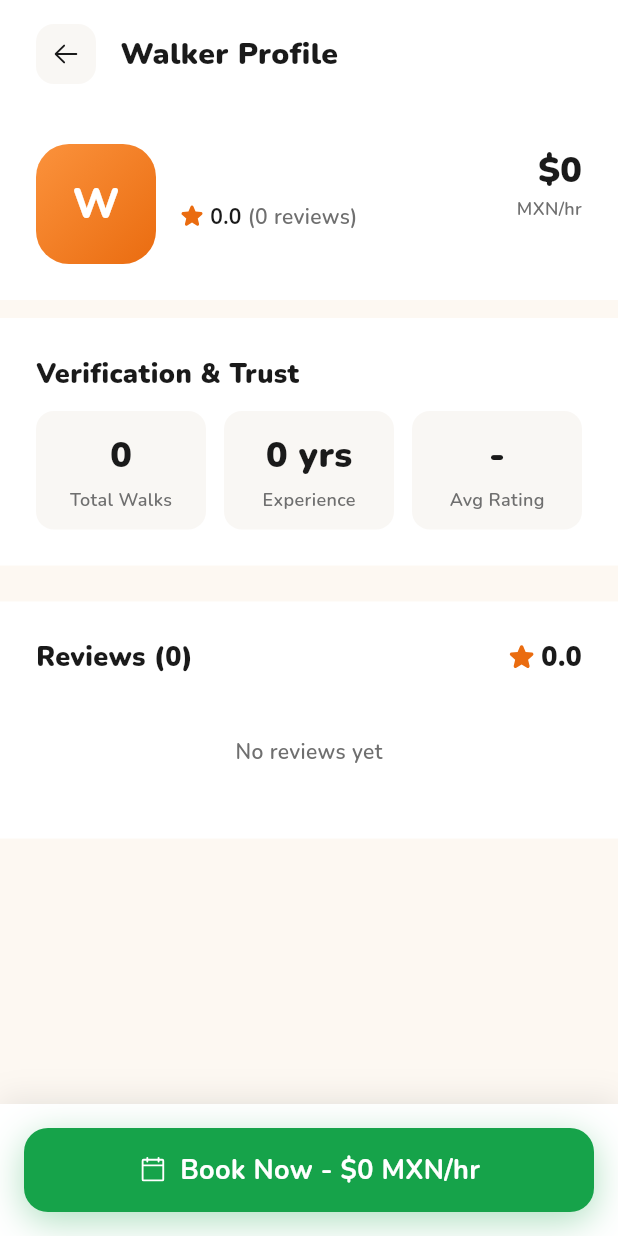
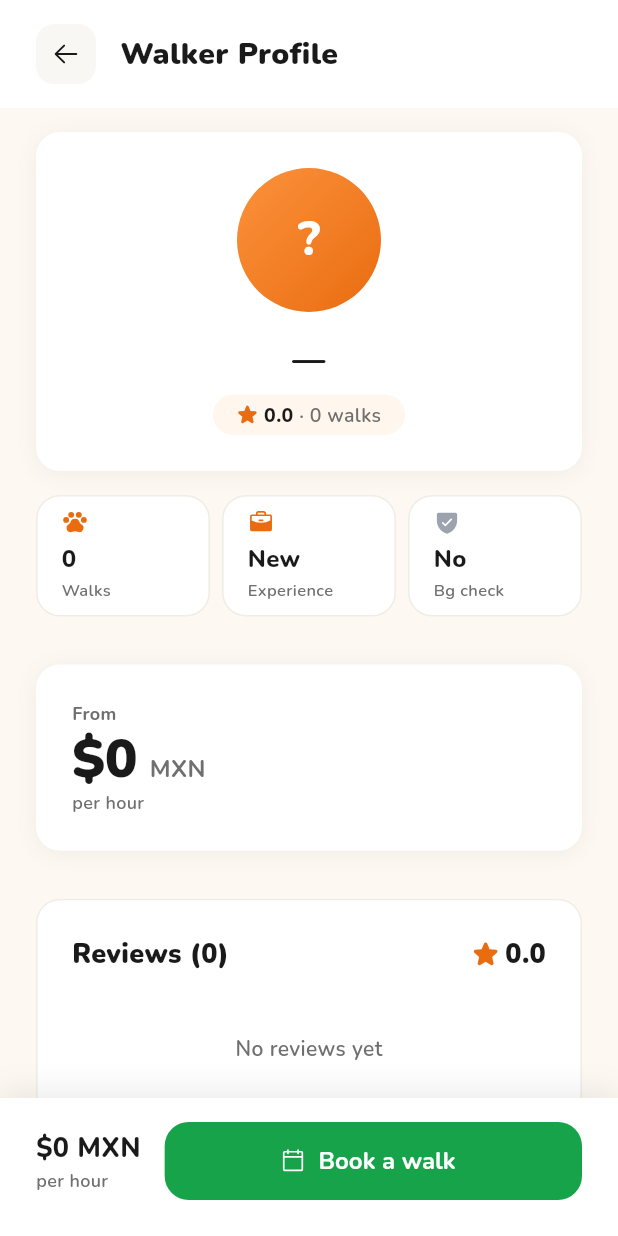
Before and after one commit to benzzdan/pawgo_flutter, a Flutter app: the WalkerProfileScreen screen opened directly with empty values, on a phone screen of 412 x 824 dp. Run offline on Flutter 3.47's test engine with Material 3 defaults, Android fonts, the phone set to English and light mode, and no system bars; our stand-ins replace confetti, file_picker, firebase_core, firebase_messaging, flutter_animate, flutter_local_notifications and 9 more; missing offline and left inert: posthog_flutter, purchases_flutter, veriff_flutter; accounts and stored records are empty; generated files the repository leaves out were written again; network calls fail.

Commit message:
refactor(flutter): walker_profile_screen — adopt new card-based layout
Apply the PR B redesign described in plan section B.3:

- Replace _buildProfileHeader (the dense Avatar/Name/Price row) with the
  new WalkerHeroCard: centered avatar, name, rating pill, optional
  Verified pill, optional distance pill.
- New _buildStatsRow under the hero: row of three WalkerStatChips
  (total walks / experience / background-check status). Replaces the old
  inline _StatBox row inside the verification section.
- Insert WalkerPriceCard above the About section so the hourly rate has
  its own visual anchor (the old layout buried it in the header row).
- Wrap the three remaining sections (verification, about, reviews) in
  Card widgets with the standard border + radius for visual consistency
  with the hero card.
- Replace the Stack-positioned bottom CTA with WalkerBookBar mounted on
  Scaffold.bottomNavigationBar. The bar is disabled (onBook = null)
  until walker data is loaded, so the user can't tap into a half-loaded
  booking flow.
- The verification section now also shows an "ID Verified" badge when
  verification_status = 'verified' (Veriff), not just the
  background_checked legacy badge. If neither badge applies, the section
  is hidden entirely rather than rendering an empty card.

Drops:
- _walkerInitials (now done inside WalkerHeroCard)
- _StatBox class (now done with WalkerStatChip)

Net diff: ~407 deletions, ~259 insertions — the new widgets carry the
weight previously inlined here.

Smoke test asserts the screen builds without synchronous errors. The
screen's data path requires Supabase init so it can't be driven end-to-end
in unit tests, but the chrome is now reusable widget-by-widget.

Co-Authored-By: Claude Opus 4.7 (1M context) <noreply@anthropic.com>

```diff
--- a/lib/screens/walker_profile_screen.dart
+++ b/lib/screens/walker_profile_screen.dart
@@ -6,6 +6,10 @@ import 'package:pawgo/services/analytics_service.dart';
 import 'package:pawgo/services/error_handler.dart';
 import 'package:phosphor_flutter/phosphor_flutter.dart';
 import 'package:pawgo/widgets/paw_progress_indicator.dart';
+import 'package:pawgo/widgets/walker_book_bar.dart';
+import 'package:pawgo/widgets/walker_hero_card.dart';
+import 'package:pawgo/widgets/walker_price_card.dart';
+import 'package:pawgo/widgets/walker_stat_chip.dart';
 
 class WalkerProfileScreen extends StatefulWidget {
   const WalkerProfileScreen({super.key});
@@ -98,19 +102,14 @@ class _WalkerProfileScreenState extends State<WalkerProfileScreen> {
     return null;
   }
 
-  String _walkerInitials() {
-    final name = _walkerName();
-    final parts = name.split(' ');
-    if (parts.length >= 2) {
-      return '${parts[0][0]}${parts[1][0]}'.toUpperCase();
-    }
-    return name.isNotEmpty ? name[0].toUpperCase() : 'W';
-  }
-
   @override
   Widget build(BuildContext context) {
+    final hourlyRate = (_walker?['hourly_rate_mxn'] as num?)?.toDouble() ?? 0;
+    final canBook = !_isLoading && _error == null && _walker != null;
+
     return Scaffold(
       body: SafeArea(
+        bottom: false,
         child: Column(
           children: [
             // Header
@@ -155,6 +154,18 @@ class _WalkerProfileScreenState extends State<WalkerProfileScreen> {
             ),
           ],
         ),
+      ),
+      // Sticky Book CTA — only enabled once walker data is loaded.
+      bottomNavigationBar: WalkerBookBar(
+        hourlyRateMxn: hourlyRate,
+        onBook: canBook
+            ? () {
+                Navigator.pushNamed(context, '/booking', arguments: {
+                  'walker_id': _walker?['id'],
+                  'walker': _walker,
+                });
+              }
+            : null,
       ),
     );
   }
@@ -210,267 +221,107 @@ class _WalkerProfileScreenState extends State<WalkerProfileScreen> {
   }
 
   Widget _buildContent() {
-    return Stack(
-      children: [
-        SingleChildScrollView(
-          padding: const EdgeInsets.only(bottom: 80),
+    return SingleChildScrollView(
+      padding: const EdgeInsets.fromLTRB(
+        AppSpacing.lg,
+        AppSpacing.md,
+        AppSpacing.lg,
+        AppSpacing.lg,
+      ),
       child: Column(
+        crossAxisAlignment: CrossAxisAlignment.stretch,
         children: [
           _buildProfileHeader(),
-              const SizedBox(height: 12),
+          const SizedBox(height: AppSpacing.md),
+          _buildStatsRow(),
+          const SizedBox(height: AppSpacing.md),
           _buildVerificationSection(),
-              const SizedBox(height: 12),
+          const SizedBox(height: AppSpacing.md),
+          WalkerPriceCard(
+            hourlyRateMxn: (_walker?['hourly_rate_mxn'] as num?)?.toDouble() ?? 0,
+          ),
+          const SizedBox(height: AppSpacing.md),
           _buildAboutSection(),
-              const SizedBox(height: 12),
+          const SizedBox(height: AppSpacing.md),
           _buildReviewsSection(),
-              const SizedBox(height: 24),
         ],
       ),
-        ),
-        // Book Now CTA at bottom
-        Positioned(
-          left: 0,
-          right: 0,
-          bottom: 0,
-          child: Container(
-            padding: const EdgeInsets.all(16),
-            decoration: BoxDecoration(
-              color: AppColors.white,
-              boxShadow: [
-                BoxShadow(
-                  color: Colors.black.withValues(alpha: 0.08),
-                  blurRadius: 16,
-                  offset: const Offset(0, -4),
-                ),
-              ],
-            ),
-            child: GestureDetector(
-              onTap: () {
-                Navigator.pushNamed(context, '/booking', arguments: {
-                  'walker_id': _walker?['id'],
-                  'walker': _walker,
-                });
-              },
-              child: Container(
-                height: 56,
-                decoration: BoxDecoration(
-                  color: AppColors.green600,
-                  borderRadius: BorderRadius.circular(16),
-                  boxShadow: [
-                    BoxShadow(
-                      color: AppColors.green600.withValues(alpha: 0.35),
-                      blurRadius: 20,
-                      offset: const Offset(0, 6),
-                    ),
-                  ],
-                ),
-                child: Row(
-                  mainAxisAlignment: MainAxisAlignment.center,
+    );
+  }
+
+  Widget _buildProfileHeader() {
+    final verificationStatus =
+        _walker?['verification_status'] as String? ?? 'not_started';
+    return WalkerHeroCard(
+      name: _walkerName(),
+      avatarUrl: _walkerAvatarUrl(),
+      rating: (_walker?['avg_rating'] as num?)?.toDouble(),
+      totalWalks: (_walker?['total_walks'] as num?)?.toInt() ?? 0,
+      isVerified: verificationStatus == 'verified',
+    );
+  }
+
+  /// Row of stat chips under the hero — total walks, experience, and
+  /// verification status. Distance is intentionally omitted here because
+  /// the profile screen doesn't have access to the owner's search origin
+  /// (the Walker model from fetchWalkerById doesn't include distance_km).
+  Widget _buildStatsRow() {
+    final totalWalks = (_walker?['total_walks'] as num?)?.toInt() ?? 0;
+    final experienceYears =
+        (_walker?['experience_years'] as num?)?.toInt() ?? 0;
+    final backgroundChecked = _walker?['background_checked'] == true;
+
+    return Row(
       children: [
-                    Icon(PhosphorIcons.calendarBlank(),
-                        color: Colors.white, size: 20),
-                    const SizedBox(width: 8),
-                    Text(
-                      'Book Now - \$${(_walker?['hourly_rate_mxn'] as num?)?.toInt() ?? 0} MXN/hr',
-                      style: GoogleFonts.nunito(
-                        fontSize: 18,
-                        fontWeight: FontWeight.w700,
-                        color: Colors.white,
+        Expanded(
+          child: WalkerStatChip(
+            icon: PhosphorIcons.pawPrint(PhosphorIconsStyle.fill),
+            value: '$totalWalks',
+            label: 'Walks',
           ),
         ),
-                  ],
+        const SizedBox(width: AppSpacing.sm),
+        Expanded(
+          child: WalkerStatChip(
+            icon: PhosphorIcons.briefcase(PhosphorIconsStyle.fill),
+            value:
+                experienceYears > 0 ? '$experienceYears yr${experienceYears != 1 ? 's' : ''}' : 'New',
+            label: 'Experience',
           ),
         ),
-            ),
+        const SizedBox(width: AppSpacing.sm),
+        Expanded(
+          child: WalkerStatChip(
+            icon: PhosphorIcons.shieldCheck(PhosphorIconsStyle.fill),
+            value: backgroundChecked ? 'Yes' : 'No',
+            label: 'Bg check',
+            iconColor:
+                backgroundChecked ? AppColors.green600 : AppColors.gray400,
           ),
         ),
       ],
     );
   }
 
-  Widget _buildProfileHeader() {
-    final avatarUrl = _walkerAvatarUrl();
-    final name = _walkerName();
-    final rating = (_walker?['avg_rating'] as num?)?.toDouble();
-    final hourlyRate = (_walker?['hourly_rate_mxn'] as num?)?.toInt() ?? 0;
-
-    return Container(
-      color: AppColors.white,
-      padding: const EdgeInsets.all(24),
-      child: Row(
-        crossAxisAlignment: CrossAxisAlignment.start,
-        children: [
-          // Avatar
-          Stack(
-            clipBehavior: Clip.none,
-            children: [
-              Container(
-                width: 80,
-                height: 80,
-                decoration: BoxDecoration(
-                  gradient: const LinearGradient(
-                    begin: Alignment.topLeft,
-                    end: Alignment.bottomRight,
-                    colors: [AppColors.orange400, AppColors.orange500],
-                  ),
-                  borderRadius: BorderRadius.circular(22),
-                ),
-                child: avatarUrl != null
-                    ? ClipRRect(
-                        borderRadius: BorderRadius.circular(22),
-                        child: Image.network(avatarUrl, fit: BoxFit.cover,
-                            errorBuilder: (_, __, ___) {
-                          return Center(
-                            child: Text(
-                              _walkerInitials(),
-                              style: GoogleFonts.nunito(
-                                fontSize: 28,
-                                fontWeight: FontWeight.w800,
-                                color: Colors.white,
-                              ),
-                            ),
-                          );
-                        }),
-                      )
-                    : Center(
-                        child: Text(
-                          _walkerInitials(),
-                          style: GoogleFonts.nunito(
-                            fontSize: 28,
-                            fontWeight: FontWeight.w800,
-                            color: Colors.white,
-                          ),
-                        ),
-                      ),
-              ),
-              if (_walker?['background_checked'] == true)
-                Positioned(
-                  bottom: -4,
-                  right: -4,
-                  child: Container(
-                    width: 28,
-                    height: 28,
-                    decoration: BoxDecoration(
-                      color: AppColors.blue500,
-                      shape: BoxShape.circle,
-                      border: Border.all(color: Colors.white, width: 2),
-                    ),
-                    child: Icon(PhosphorIcons.shield(PhosphorIconsStyle.fill),
-                        color: Colors.white, size: 14),
-                  ),
-                ),
-            ],
-          ),
-          const SizedBox(width: 16),
-          // Info
-          Expanded(
-            child: Column(
-              crossAxisAlignment: CrossAxisAlignment.start,
-              children: [
-                Text(
-                  name,
-                  style: GoogleFonts.nunito(
-                    fontSize: 24,
-                    fontWeight: FontWeight.w900,
-                    color: AppColors.textPrimary,
-                  ),
-                ),
-                const SizedBox(height: 4),
-                Row(
-                  children: [
-                    Icon(PhosphorIcons.star(PhosphorIconsStyle.fill),
-                        size: 16, color: AppColors.orange500),
-                    const SizedBox(width: 4),
-                    Text(
-                      rating != null ? rating.toStringAsFixed(1) : 'New',
-                      style: GoogleFonts.nunito(
-                        fontWeight: FontWeight.w700,
-                        color: AppColors.textPrimary,
-                      ),
-                    ),
-                    Text(
-                      ' (${_reviews.length} reviews)',
-                      style: GoogleFonts.nunito(
-                        fontWeight: FontWeight.w600,
-                        color: AppColors.textSecondary,
-                      ),
-                    ),
-                  ],
-                ),
-                const SizedBox(height: 8),
-                Row(
-                  children: [
-                    if (_walker?['is_enabled'] == true)
-                      Container(
-                        padding: const EdgeInsets.symmetric(
-                            horizontal: 8, vertical: 4),
-                        decoration: BoxDecoration(
-                          color: AppColors.green100,
-                          borderRadius: BorderRadius.circular(8),
-                        ),
-                        child: Row(
-                          mainAxisSize: MainAxisSize.min,
-                          children: [
-                            Container(
-                              width: 6,
-                              height: 6,
-                              decoration: const BoxDecoration(
-                                color: AppColors.green500,
-                                shape: BoxShape.circle,
-                              ),
-                            ),
-                            const SizedBox(width: 6),
-                            Text(
-                              'Available',
-                              style: GoogleFonts.nunito(
-                                fontSize: 12,
-                                fontWeight: FontWeight.w700,
-                                color: AppColors.green700,
-                              ),
-                            ),
-                          ],
-                        ),
-                      ),
-                  ],
-                ),
-              ],
-            ),
-          ),
-          // Price
-          Column(
-            crossAxisAlignment: CrossAxisAlignment.end,
-            children: [
-              Text(
-                '\$$hourlyRate',
-                style: GoogleFonts.nunito(
-                  fontSize: 24,
-                  fontWeight: FontWeight.w900,
-                  color: AppColors.textPrimary,
-                ),
-              ),
-              Text(
-                'MXN/hr',
-                style: GoogleFonts.nunito(
-                  fontSize: 12,
-                  fontWeight: FontWeight.w600,
-                  color: AppColors.textSecondary,
-                ),
-              ),
-            ],
-          ),
-        ],
-      ),
-    );
-  }
-
   Widget _buildVerificationSection() {
     final backgroundChecked = _walker?['background_checked'] == true;
-    final experienceYears =
-        (_walker?['experience_years'] as num?)?.toInt() ?? 0;
+    final verificationStatus =
+        _walker?['verification_status'] as String? ?? 'not_started';
+    final isIdVerified = verificationStatus == 'verified';
 
-    return Container(
-      color: AppColors.white,
-      padding: const EdgeInsets.all(24),
+    // If nothing is verified, the section has no useful content — hide it
+    // entirely instead of rendering an empty card.
+    if (!backgroundChecked && !isIdVerified) return const SizedBox.shrink();
+
+    return Card(
+      elevation: 0,
+      color: AppColors.cardBackground,
+      shape: RoundedRectangleBorder(
+        borderRadius: BorderRadius.circular(AppRadius.card),
+        side: const BorderSide(color: AppColors.border),
+      ),
+      child: Padding(
+        padding: const EdgeInsets.all(AppSpacing.lg),
         child: Column(
           crossAxisAlignment: CrossAxisAlignment.start,
           children: [
@@ -482,37 +333,31 @@ class _WalkerProfileScreenState extends State<WalkerProfileScreen> {
                 color: AppColors.textPrimary,
               ),
             ),
-          const SizedBox(height: 12),
+            const SizedBox(height: AppSpacing.md),
+            if (isIdVerified) ...[
+              const _VerificationBadge(
+                icon: Icons.verified_user,
+                iconColor: Colors.white,
+                bgColor: AppColors.green500,
+                gradientColors: [AppColors.green50, Color(0xFFECFDF5)],
+                title: 'ID Verified',
+                subtitle: 'Identity confirmed via Veriff',
+                checkColor: AppColors.green600,
+              ),
+              const SizedBox(height: AppSpacing.sm),
+            ],
             if (backgroundChecked)
               _VerificationBadge(
                 icon: PhosphorIcons.shield(PhosphorIconsStyle.fill),
                 iconColor: Colors.white,
                 bgColor: AppColors.green500,
-              gradientColors: [AppColors.green50, Color(0xFFECFDF5)],
+                gradientColors: const [AppColors.green50, Color(0xFFECFDF5)],
                 title: 'Background Check Verified',
                 subtitle: 'Background check cleared',
                 checkColor: AppColors.green600,
               ),
-          if (backgroundChecked) const SizedBox(height: 12),
-          // Stats
-          Row(
-            children: [
-              _StatBox(
-                  value: '${(_walker?['total_walks'] as num?)?.toInt() ?? 0}',
-                  label: 'Total Walks'),
-              const SizedBox(width: 12),
-              _StatBox(
-                  value: '$experienceYears yr${experienceYears != 1 ? 's' : ''}',
-                  label: 'Experience'),
-              const SizedBox(width: 12),
-              _StatBox(
-                  value: _reviews.isNotEmpty
-                      ? (_walker?['avg_rating'] as num?)?.toStringAsFixed(1) ?? '-'
-                      : '-',
-                  label: 'Avg Rating'),
           ],
         ),
-        ],
       ),
     );
   }
@@ -521,9 +366,15 @@ class _WalkerProfileScreenState extends State<WalkerProfileScreen> {
     final bio = _walker?['bio'] as String?;
     if (bio == null || bio.isEmpty) return const SizedBox.shrink();
 
-    return Container(
-      color: AppColors.white,
-      padding: const EdgeInsets.all(24),
+    return Card(
+      elevation: 0,
+      color: AppColors.cardBackground,
+      shape: RoundedRectangleBorder(
+        borderRadius: BorderRadius.circular(AppRadius.card),
+        side: const BorderSide(color: AppColors.border),
+      ),
+      child: Padding(
+        padding: const EdgeInsets.all(AppSpacing.lg),
         child: Column(
           crossAxisAlignment: CrossAxisAlignment.start,
           children: [
@@ -535,7 +386,7 @@ class _WalkerProfileScreenState extends State<WalkerProfileScreen> {
                 color: AppColors.textPrimary,
               ),
             ),
-          const SizedBox(height: 12),
+            const SizedBox(height: AppSpacing.sm),
             Text(
               bio,
               style: GoogleFonts.nunito(
@@ -547,15 +398,22 @@ class _WalkerProfileScreenState extends State<WalkerProfileScreen> {
             ),
           ],
         ),
+      ),
     );
   }
 
   Widget _buildReviewsSection() {
     final rating = (_walker?['avg_rating'] as num?)?.toDouble();
 
-    return Container(
-      color: AppColors.white,
-      padding: const EdgeInsets.all(24),
+    return Card(
+      elevation: 0,
+      color: AppColors.cardBackground,
+      shape: RoundedRectangleBorder(
+        borderRadius: BorderRadius.circular(AppRadius.card),
+        side: const BorderSide(color: AppColors.border),
+      ),
+      child: Padding(
+        padding: const EdgeInsets.all(AppSpacing.lg),
         child: Column(
           children: [
             Row(
@@ -587,10 +445,10 @@ class _WalkerProfileScreenState extends State<WalkerProfileScreen> {
                   ),
               ],
             ),
-          const SizedBox(height: 16),
+            const SizedBox(height: AppSpacing.md),
             if (_reviews.isEmpty)
               Padding(
-              padding: const EdgeInsets.symmetric(vertical: 24),
+                padding: const EdgeInsets.symmetric(vertical: AppSpacing.lg),
                 child: Text(
                   'No reviews yet',
                   style: GoogleFonts.nunito(
@@ -603,6 +461,7 @@ class _WalkerProfileScreenState extends State<WalkerProfileScreen> {
             else
               ..._reviews.map((review) => _ReviewCard(review: review)),
           ],
+        ),
       ),
     );
   }
@@ -672,47 +531,6 @@ class _VerificationBadge extends StatelessWidget {
           ),
           Icon(PhosphorIcons.check(), color: checkColor, size: 20),
         ],
-      ),
-    );
-  }
-}
-
-class _StatBox extends StatelessWidget {
-  final String value;
-  final String label;
-
-  const _StatBox({required this.value, required this.label});
-
-  @override
-  Widget build(BuildContext context) {
-    return Expanded(
-      child: Container(
-        padding: const EdgeInsets.all(12),
-        decoration: BoxDecoration(
-          color: AppColors.surface,
-          borderRadius: BorderRadius.circular(12),
-        ),
-        child: Column(
-          children: [
-            Text(
-              value,
-              style: GoogleFonts.nunito(
-                fontSize: 24,
-                fontWeight: FontWeight.w900,
-                color: AppColors.textPrimary,
-              ),
-            ),
-            const SizedBox(height: 4),
-            Text(
-              label,
-              style: GoogleFonts.nunito(
-                fontSize: 12,
-                fontWeight: FontWeight.w600,
-                color: AppColors.textSecondary,
-              ),
-            ),
-          ],
-        ),
       ),
     );
   }
```
Also changed, not shown: 1 other file. Lines whose indentation alone changed are shown as unchanged.
